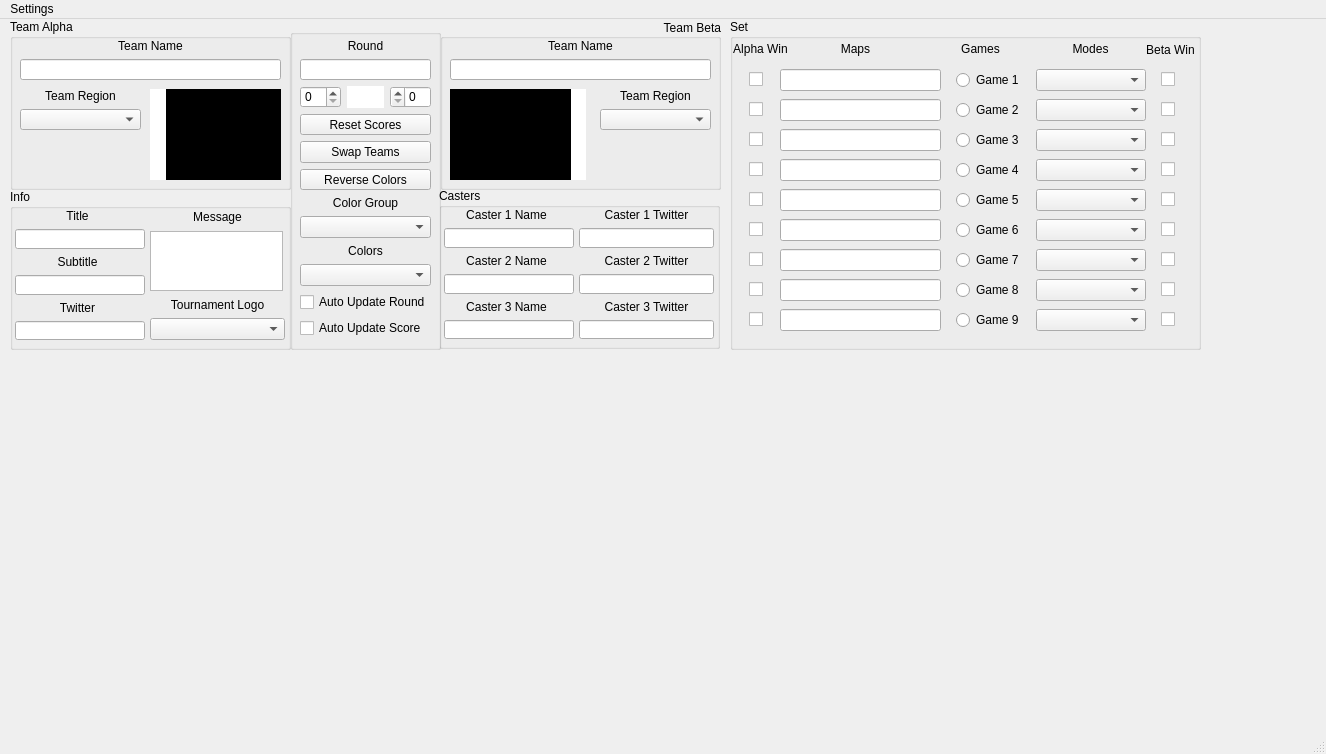
Qt form mainwindow.ui (guigas7/StreamAssistant) before a commit.
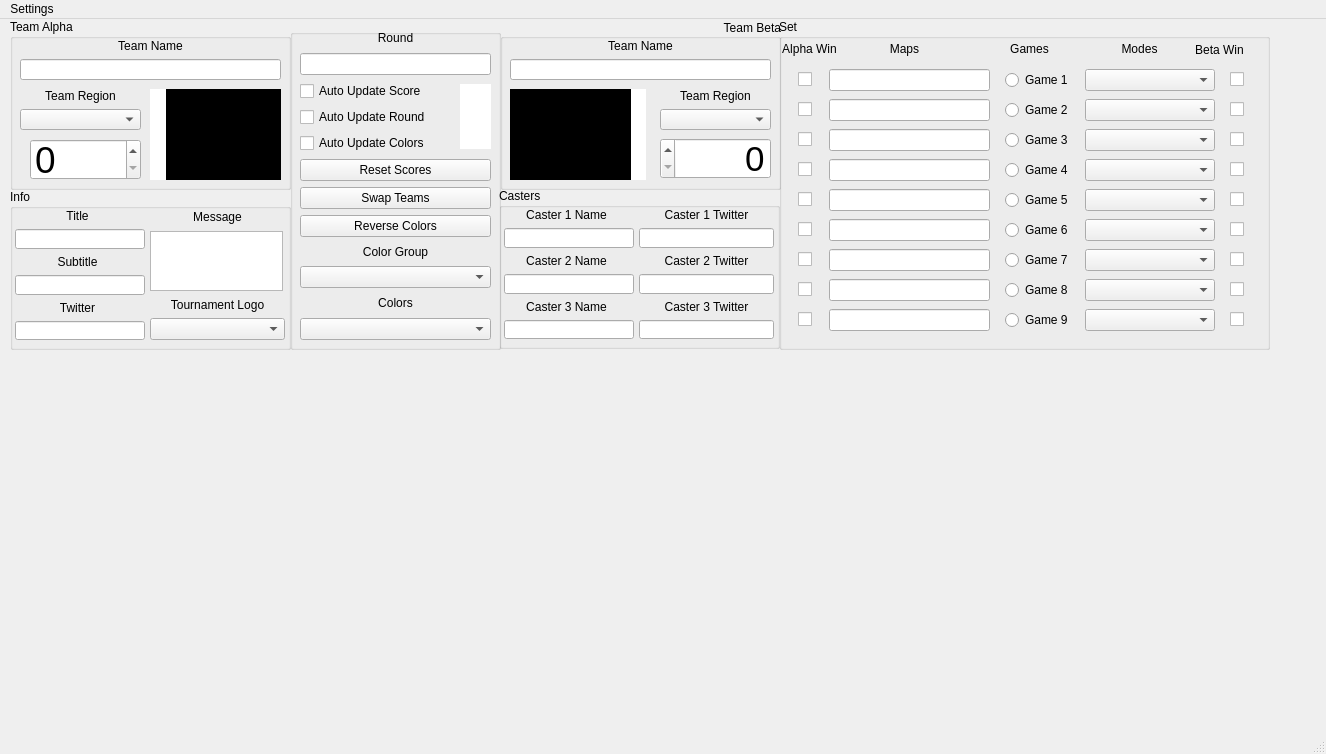
The same form after that commit.

Commit message: adds icons and txt for both team names

```diff
--- a/mainwindow.ui
+++ b/mainwindow.ui
@@ -141,11 +141,32 @@
       </item>
      </layout>
     </widget>
+    <widget class="QSpinBox" name="Team1Score">
+     <property name="geometry">
+      <rect>
+       <x>20</x>
+       <y>120</y>
+       <width>111</width>
+       <height>41</height>
+      </rect>
+     </property>
+     <property name="font">
+      <font>
+       <pointsize>28</pointsize>
+      </font>
+     </property>
+     <property name="layoutDirection">
+      <enum>Qt::LeftToRight</enum>
+     </property>
+     <property name="maximum">
+      <number>9999</number>
+     </property>
+    </widget>
    </widget>
    <widget class="QGroupBox" name="TeamBetaGroupBox">
     <property name="geometry">
      <rect>
-      <x>440</x>
+      <x>500</x>
       <y>0</y>
       <width>281</width>
       <height>171</height>
@@ -264,13 +285,40 @@
       </item>
      </layout>
     </widget>
+    <widget class="QSpinBox" name="Team2Score">
+     <property name="geometry">
+      <rect>
+       <x>160</x>
+       <y>119</y>
+       <width>111</width>
+       <height>41</height>
+      </rect>
+     </property>
+     <property name="font">
+      <font>
+       <pointsize>26</pointsize>
+      </font>
+     </property>
+     <property name="layoutDirection">
+      <enum>Qt::RightToLeft</enum>
+     </property>
+     <property name="wrapping">
+      <bool>false</bool>
+     </property>
+     <property name="alignment">
+      <set>Qt::AlignRight|Qt::AlignTrailing|Qt::AlignVCenter</set>
+     </property>
+     <property name="maximum">
+      <number>9999</number>
+     </property>
+    </widget>
    </widget>
    <widget class="QGroupBox" name="Round_Group_Box">
     <property name="geometry">
      <rect>
       <x>290</x>
       <y>10</y>
-      <width>151</width>
+      <width>211</width>
       <height>321</height>
      </rect>
     </property>
@@ -281,9 +329,9 @@
      <property name="geometry">
       <rect>
        <x>10</x>
-       <y>10</y>
-       <width>131</width>
-       <height>298</height>
+       <y>0</y>
+       <width>191</width>
+       <height>311</height>
       </rect>
      </property>
      <layout class="QVBoxLayout" name="verticalLayout">
@@ -303,10 +351,38 @@
       <item>
        <layout class="QHBoxLayout" name="horizontalLayout">
         <item>
-         <widget class="QSpinBox" name="Team1Score"/>
+         <layout class="QVBoxLayout" name="verticalLayout_6">
+          <item>
+           <widget class="QCheckBox" name="UpdateScoreCheckbox">
+            <property name="text">
+             <string>Auto Update Score</string>
+            </property>
+           </widget>
+          </item>
+          <item>
+           <widget class="QCheckBox" name="UpdateRoundCheckbox">
+            <property name="text">
+             <string>Auto Update Round</string>
+            </property>
+           </widget>
+          </item>
+          <item>
+           <widget class="QCheckBox" name="UpdateColorCheckbox">
+            <property name="text">
+             <string>Auto Update Colors</string>
+            </property>
+           </widget>
+          </item>
+         </layout>
         </item>
         <item>
          <widget class="QLabel" name="BothTeamsColor">
+          <property name="maximumSize">
+           <size>
+            <width>31</width>
+            <height>65</height>
+           </size>
+          </property>
           <property name="layoutDirection">
            <enum>Qt::LeftToRight</enum>
           </property>
@@ -321,16 +397,6 @@
           </property>
          </widget>
         </item>
-        <item>
-         <widget class="QSpinBox" name="Team2Score">
-          <property name="layoutDirection">
-           <enum>Qt::RightToLeft</enum>
-          </property>
-          <property name="wrapping">
-           <bool>false</bool>
-          </property>
-         </widget>
-        </item>
        </layout>
       </item>
       <item>
@@ -380,29 +446,15 @@
       <item>
        <widget class="QComboBox" name="ColorsCombo"/>
       </item>
-      <item>
-       <widget class="QCheckBox" name="UpdateRoundCheckbox">
-        <property name="text">
-         <string>Auto Update Round</string>
-        </property>
-       </widget>
-      </item>
-      <item>
-       <widget class="QCheckBox" name="UpdateScoreCheckbox">
-        <property name="text">
-         <string>Auto Update Score</string>
-        </property>
-       </widget>
-      </item>
      </layout>
     </widget>
    </widget>
    <widget class="QGroupBox" name="SetGroupBox">
     <property name="geometry">
      <rect>
-      <x>730</x>
+      <x>779</x>
       <y>0</y>
-      <width>471</width>
+      <width>491</width>
       <height>331</height>
      </rect>
     </property>
@@ -494,7 +546,7 @@
       <rect>
        <x>10</x>
        <y>50</y>
-       <width>451</width>
+       <width>471</width>
        <height>22</height>
       </rect>
      </property>
@@ -554,7 +606,7 @@
        <widget class="QComboBox" name="ModeComboGame1">
         <property name="minimumSize">
          <size>
-          <width>110</width>
+          <width>130</width>
           <height>20</height>
          </size>
         </property>
@@ -589,7 +641,7 @@
       <rect>
        <x>10</x>
        <y>80</y>
-       <width>451</width>
+       <width>471</width>
        <height>22</height>
       </rect>
      </property>
@@ -646,7 +698,7 @@
        <widget class="QComboBox" name="ModeComboGame2">
         <property name="minimumSize">
          <size>
-          <width>110</width>
+          <width>130</width>
           <height>20</height>
          </size>
         </property>
@@ -681,7 +733,7 @@
       <rect>
        <x>10</x>
        <y>110</y>
-       <width>451</width>
+       <width>471</width>
        <height>22</height>
       </rect>
      </property>
@@ -738,7 +790,7 @@
        <widget class="QComboBox" name="ModeComboGame3">
         <property name="minimumSize">
          <size>
-          <width>110</width>
+          <width>130</width>
           <height>20</height>
          </size>
         </property>
@@ -773,7 +825,7 @@
       <rect>
        <x>10</x>
        <y>140</y>
-       <width>451</width>
+       <width>471</width>
        <height>22</height>
       </rect>
      </property>
@@ -830,7 +882,7 @@
        <widget class="QComboBox" name="ModeComboGame4">
         <property name="minimumSize">
          <size>
-          <width>110</width>
+          <width>130</width>
           <height>20</height>
          </size>
         </property>
@@ -865,7 +917,7 @@
       <rect>
        <x>10</x>
        <y>170</y>
-       <width>451</width>
+       <width>471</width>
        <height>22</height>
       </rect>
      </property>
@@ -922,7 +974,7 @@
        <widget class="QComboBox" name="ModeComboGame5">
         <property name="minimumSize">
          <size>
-          <width>110</width>
+          <width>130</width>
           <height>20</height>
          </size>
         </property>
@@ -957,7 +1009,7 @@
       <rect>
        <x>10</x>
        <y>200</y>
-       <width>451</width>
+       <width>471</width>
        <height>22</height>
       </rect>
      </property>
@@ -1014,7 +1066,7 @@
        <widget class="QComboBox" name="ModeComboGame6">
         <property name="minimumSize">
          <size>
-          <width>110</width>
+          <width>130</width>
           <height>20</height>
          </size>
         </property>
@@ -1049,7 +1101,7 @@
       <rect>
        <x>10</x>
        <y>230</y>
-       <width>451</width>
+       <width>471</width>
        <height>22</height>
       </rect>
      </property>
@@ -1106,7 +1158,7 @@
        <widget class="QComboBox" name="ModeComboGame7">
         <property name="minimumSize">
          <size>
-          <width>110</width>
+          <width>130</width>
           <height>20</height>
          </size>
         </property>
@@ -1141,7 +1193,7 @@
       <rect>
        <x>10</x>
        <y>260</y>
-       <width>451</width>
+       <width>471</width>
        <height>22</height>
       </rect>
      </property>
@@ -1198,7 +1250,7 @@
        <widget class="QComboBox" name="ModeComboGame8">
         <property name="minimumSize">
          <size>
-          <width>110</width>
+          <width>130</width>
           <height>20</height>
          </size>
         </property>
@@ -1233,7 +1285,7 @@
       <rect>
        <x>10</x>
        <y>290</y>
-       <width>451</width>
+       <width>471</width>
        <height>22</height>
       </rect>
      </property>
@@ -1290,7 +1342,7 @@
        <widget class="QComboBox" name="ModeComboGame9">
         <property name="minimumSize">
          <size>
-          <width>110</width>
+          <width>130</width>
           <height>20</height>
          </size>
         </property>
@@ -1324,7 +1376,7 @@
    <widget class="QGroupBox" name="CastersGroupbox">
     <property name="geometry">
      <rect>
-      <x>439</x>
+      <x>499</x>
       <y>169</y>
       <width>281</width>
       <height>161</height>
```
Left out of the diff: 55 changed lines with no effect on the pictures. The commit also changes 15 other files.
